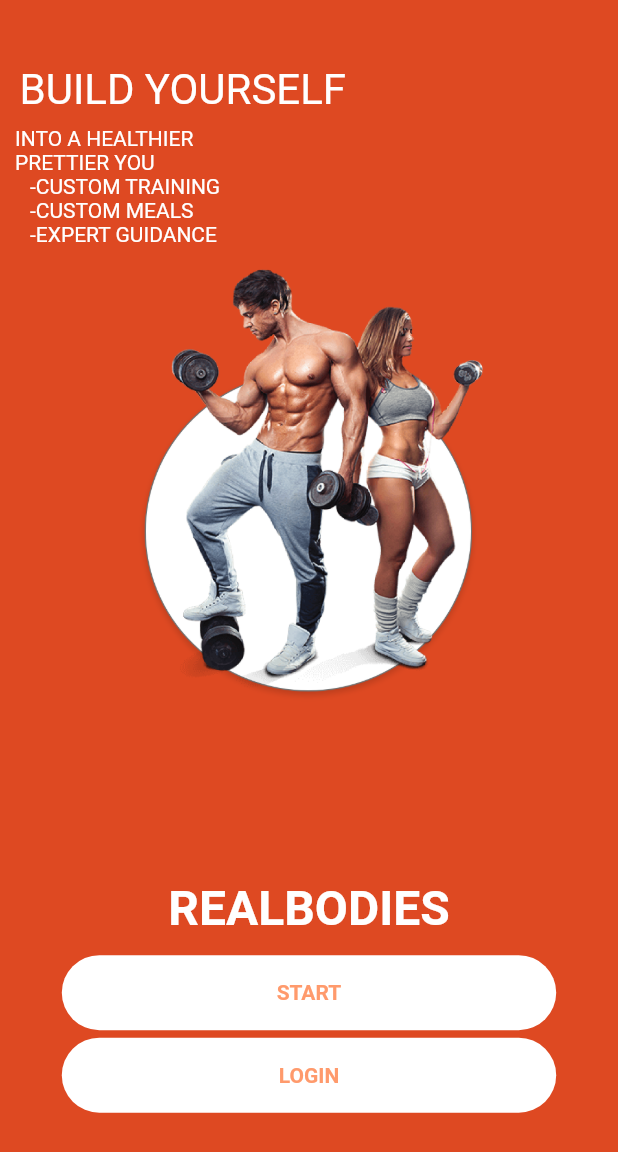
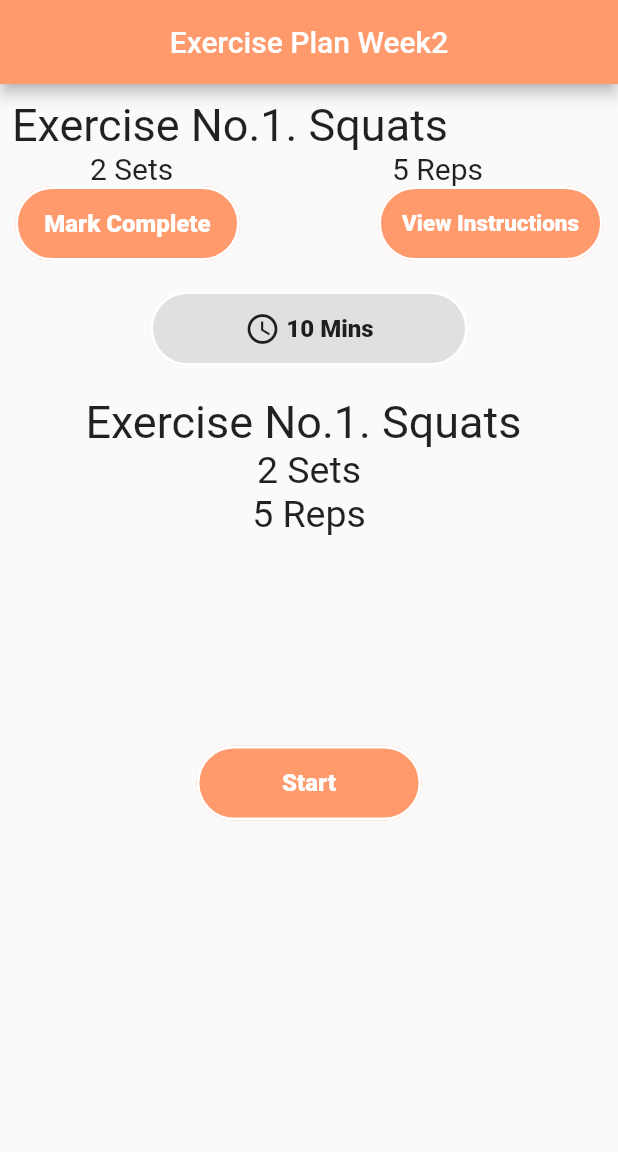
Before and after one commit to YasinGujjar/real_bodies, a Flutter app: the screen it shows after launch, on a phone screen of 412 x 824 dp. Shown: the top 1152 px of the screen. Run offline on Flutter 3.47's test engine with Material 2 defaults, Android fonts, the phone set to English and light mode, and no system bars; our stand-ins replace audioplayers, carousel_slider, charts_flutter, flutter_swiper, liquid_progress_indicator, percent_indicator and 2 more; Roboto replaces fonts that are missing (OpenSans).

Commit message:
Merge branch 'master' of https://github.com/YasinGujjar/real_bodies
# Conflicts:
#	lib/main.dart
#	lib/realbodyui/search_add_food.dart
#	lib/theme/palette.dart

```diff
--- a/lib/main.dart
+++ b/lib/main.dart
@@ -13,6 +13,9 @@
 import 'package:real_bodies/pages/search_food.dart';
 import 'package:real_bodies/pages/starting_pages.dart';
 import 'package:real_bodies/realbodyui/dashboard.dart';
+import 'package:real_bodies/realbodyui/exercise_plan.dart';
+import 'package:real_bodies/realbodyui/exercise_plan_full.dart';
+import 'package:real_bodies/realbodyui/food_exercise_diary.dart';
 import 'package:real_bodies/realbodyui/show_weight.dart';
 import 'package:real_bodies/realbodyui/splashscreen.dart';
 import 'package:real_bodies/realbodyui/splashscreen2.dart';
@@ -48,7 +51,7 @@
         primarySwatch: Colors.blue,
        // canvasColor: Colors.transparent,
       ),
-      home: splashscreen(),//MyHomePage(title: 'Demo'),
+      home: ExerciseInfo(),//MyHomePage(title: 'Demo'),
     );
   }
 }
--- a/lib/pages/food_diary.dart
+++ b/lib/pages/food_diary.dart
@@ -613,7 +613,6 @@
          ),
          SizedBox(height: 5,),
          Center(child: Text('+Add Food',style: TextStyle(fontSize: 18,color: Palette.boldTextO),)),
-
        ],
       );
 
--- /dev/null
+++ b/lib/realbodyui/exercise_plan_full.dart
@@ -0,0 +1,210 @@
+import 'package:flutter/material.dart';
+import 'package:real_bodies/theme/palette.dart';
+
+class ExerciseInfo extends StatefulWidget {
+  @override
+  _ExerciseInfoState createState() => _ExerciseInfoState();
+}
+
+class _ExerciseInfoState extends State<ExerciseInfo> {
+  @override
+  Widget build(BuildContext context) {
+    return Scaffold(
+      appBar: AppBar(
+          backgroundColor: Palette.mainPurple,
+          automaticallyImplyLeading: false,
+          centerTitle: true,
+          title: Center(child: Text("Exercise Plan Week2"),)
+
+      ),
+      body: ListView(
+        children: <Widget>[
+          SizedBox(height: 10,),
+          Padding(
+            padding: const EdgeInsets.only(left:8.0, right:8.0),
+            child: Text('Exercise No.1. Squats ',style: TextStyle(fontSize: 30),),
+          ),
+          Padding(
+            padding: const EdgeInsets.only(left:60.0, right:90.0),
+            child: Row(
+              mainAxisAlignment: MainAxisAlignment.spaceBetween,
+              children: <Widget>[
+              Text('2 Sets',
+                  style: TextStyle(fontSize: 20)
+              ),
+              Text('5 Reps',
+                  style: TextStyle(fontSize: 20)
+              ),
+
+            ],
+            ),
+
+          ),
+      Padding(
+        padding: const EdgeInsets.only(left:10.0, right:10.0),
+        child: Row(
+          mainAxisAlignment: MainAxisAlignment.spaceBetween,
+          children: <Widget>[
+             Container(
+              width: 150,
+              height: 50,
+              // color: Colors.orange,
+              child: FlatButton(
+                color: Palette.mainPurple,
+                child: Padding(
+                  padding: const EdgeInsets.symmetric(vertical: 12.0),
+                  child: FittedBox(
+                    fit: BoxFit.contain,
+                    child: Text(
+                      "Mark Complete",
+                      softWrap: true,
+                      textAlign: TextAlign.center,
+                      style: TextStyle(
+                        color: Colors.white,
+                        decoration: TextDecoration.none,
+                        fontSize: 16,
+                        fontWeight: FontWeight.w800,
+                        fontFamily: "OpenSans",
+                      ),
+                    ),
+                  ),
+                ),
+                shape: RoundedRectangleBorder(
+                  borderRadius: BorderRadius.circular(30.0),
+                  side: BorderSide(
+                    color: Colors.white,
+                    width: 2,
+                  ),
+                ),
+                onPressed: () {},
+              ),
+            ),
+
+            Container(
+              width: 150,
+              height: 50,
+              // color: Colors.orange,
+              child: FlatButton(
+                color: Palette.mainPurple,
+                child: Padding(
+                  padding: const EdgeInsets.symmetric(vertical: 12.0),
+                  child: FittedBox(
+                    fit: BoxFit.contain,
+                    child: Text(
+                      "View Instructions",
+                      softWrap: true,
+                      textAlign: TextAlign.center,
+                      style: TextStyle(
+                        color: Colors.white,
+                        decoration: TextDecoration.none,
+                        fontSize: 16,
+                        fontWeight: FontWeight.w800,
+                        fontFamily: "OpenSans",
+                      ),
+                    ),
+                  ),
+                ),
+                shape: RoundedRectangleBorder(
+                  borderRadius: BorderRadius.circular(30.0),
+                  side: BorderSide(
+                    color: Colors.white,
+                    width: 2,
+                  ),
+                ),
+                onPressed: () {},
+              ),
+            ),
+
+          ],),),
+             SizedBox(height: 20,),
+          Padding(
+            padding: const EdgeInsets.only(left:100.0,right: 100.0),
+            child: Container(
+              height: 50,
+              // color: Colors.orange,
+              child: FlatButton(
+                color: Color(0xffe0e0e0),
+                child: Padding(
+                  padding: const EdgeInsets.symmetric(vertical: 12.0),
+                  child: FittedBox(
+                    fit: BoxFit.contain,
+                    child: Row(
+
+                      children: <Widget>[
+                        Icon(Icons.access_time),
+                        Text(
+                          " 10 Mins",
+                          softWrap: true,
+                          textAlign: TextAlign.center,
+                          style: TextStyle(
+
+                            decoration: TextDecoration.none,
+                            fontSize: 16,
+                            fontWeight: FontWeight.w800,
+                            fontFamily: "OpenSans",
+                          ),
+                        ),
+                      ],
+                    ),
+                  ),
+                ),
+                shape: RoundedRectangleBorder(
+                  borderRadius: BorderRadius.circular(30.0),
+                  side: BorderSide(
+                    color: Colors.white,
+                    width: 2,
+                  ),
+                ),
+                onPressed: () {},
+              ),
+            ),
+          ),
+
+          SizedBox(height: 20,),
+          Center(child: Text('Exercise No.1. Squats ',style: TextStyle(fontSize: 30),)),
+          Center(child: Text('2 Sets',style: TextStyle(fontSize: 25),)),
+          Center(child: Text('5 Reps',style: TextStyle(fontSize: 25),)),
+          SizedBox(height: 140,),
+
+          Center(
+            child: Container(
+              width: 150,
+              height: 50,
+              // color: Colors.orange,
+              child: FlatButton(
+                color: Palette.mainPurple,
+                child: Padding(
+                  padding: const EdgeInsets.symmetric(vertical: 12.0),
+                  child: FittedBox(
+                    fit: BoxFit.contain,
+                    child: Text(
+                      "Start",
+                      softWrap: true,
+                      textAlign: TextAlign.center,
+                      style: TextStyle(
+                        color: Colors.white,
+                        decoration: TextDecoration.none,
+                        fontSize: 16,
+                        fontWeight: FontWeight.w800,
+                        fontFamily: "OpenSans",
+                      ),
+                    ),
+                  ),
+                ),
+                shape: RoundedRectangleBorder(
+                  borderRadius: BorderRadius.circular(30.0),
+                  side: BorderSide(
+                    color: Colors.white,
+                    width: 2,
+                  ),
+                ),
+                onPressed: () {},
+              ),
+            ),
+          ),
+
+        ],
+      ),
+    );
+  }
+}
```
Also changed, not shown: lib/pages/exercise_diary.dart (+3 -9 lines), lib/realbodyui/exercise_plan.dart (added, +136 -0 lines), lib/realbodyui/food_exercise_diary.dart (+8 -0 lines), lib/ui/screens/trainingpage.dart (+65 -49 lines).
